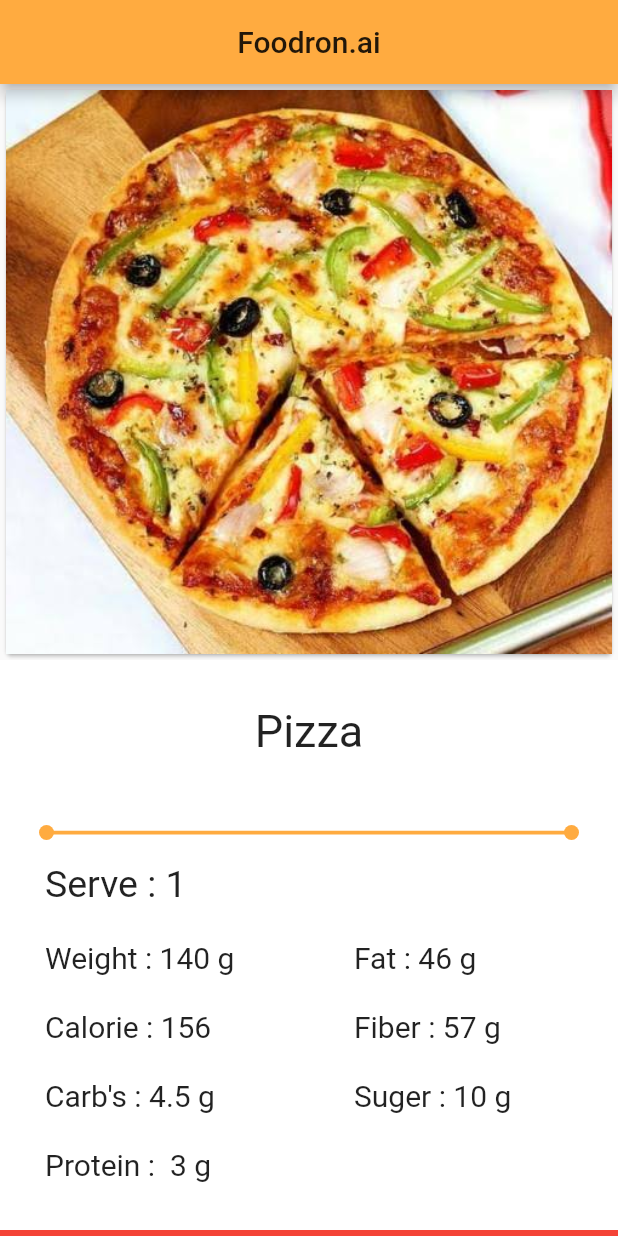
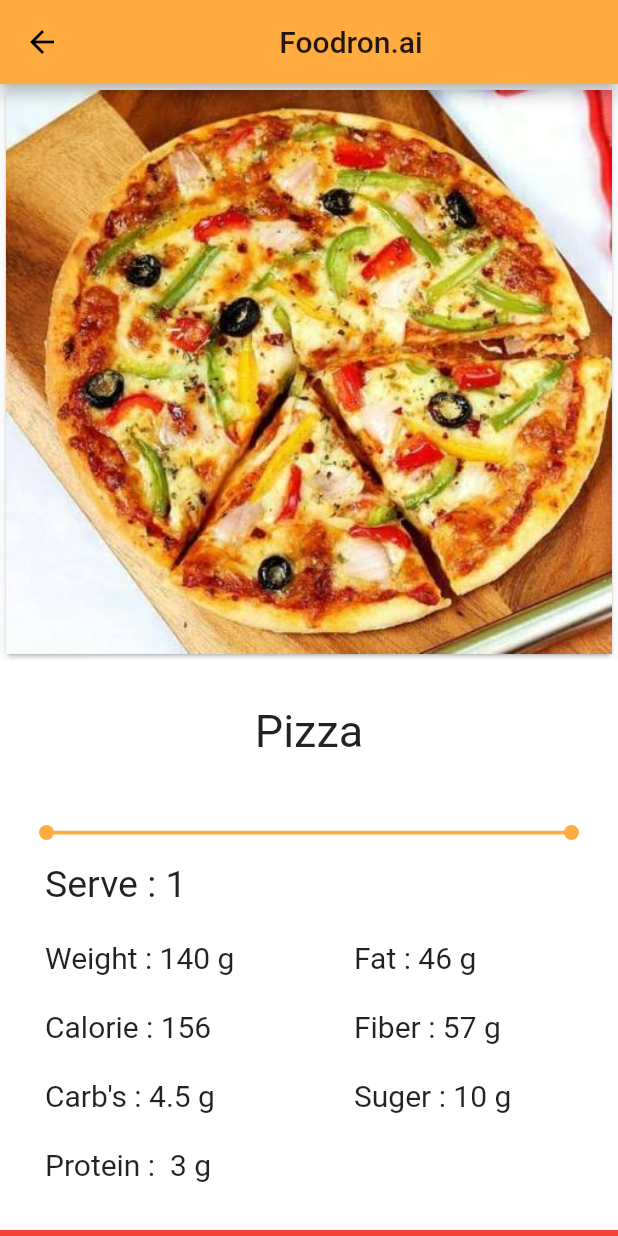
Before and after one commit to abhijeetAUR/FoodRonAi_Flutter, a Flutter app: the screen it shows after launch, after a tap on "Pizza", on a phone screen of 412 x 824 dp. Run offline on Flutter 3.47's test engine with Material 2 defaults, Android fonts, the phone set to English and light mode, and no system bars; our stand-ins replace dio, image_picker, sqflite; missing offline and left inert: dart:ffi; accounts and stored records are empty.

Commit message:
back button crash bug removed

```diff
--- a/food_ron_ai/lib/ui/HomePage.dart
+++ b/food_ron_ai/lib/ui/HomePage.dart
@@ -150,6 +150,6 @@ class ImageGridBuilder extends StatelessWidget {
 }
 
 Future navigateTo(context) async {
-  Navigator.pushReplacement(context,
+  Navigator.push(context,
       MaterialPageRoute(builder: (BuildContext context) => ImageDetails()));
 }
```
Also changed, not shown: food_ron_ai/images/splashscreen.jpg (deleted), food_ron_ai/images/splashscreen.png (added).
